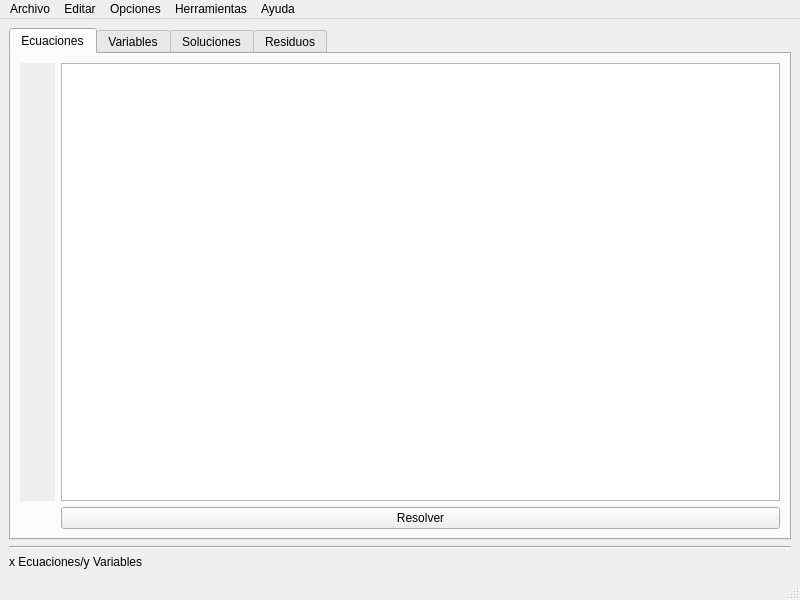
jon85p/pyENL, file GUI/MainWindow.ui: the form before one commit.
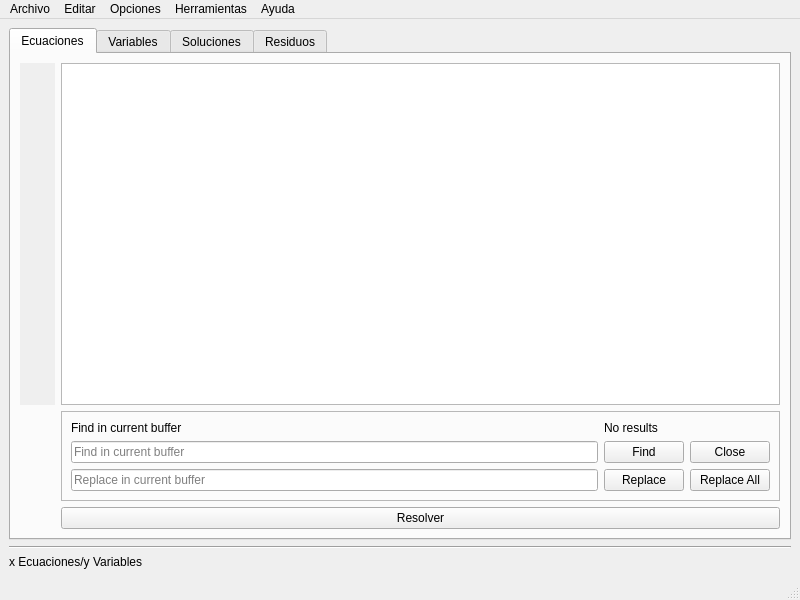
The form after the commit. Icons and pictures are not drawn.

Commit message: only button find available

```diff
--- a/GUI/MainWindow.ui
+++ b/GUI/MainWindow.ui
@@ -58,6 +58,9 @@
           <property name="frameShape">
            <enum>QFrame::NoFrame</enum>
           </property>
+          <property name="frameShadow">
+           <enum>QFrame::Plain</enum>
+          </property>
           <property name="verticalScrollBarPolicy">
            <enum>Qt::ScrollBarAlwaysOff</enum>
           </property>
@@ -76,13 +79,93 @@
           </property>
          </widget>
         </item>
-        <item row="1" column="1">
+        <item row="2" column="1">
          <widget class="QPushButton" name="solve_button">
           <property name="text">
            <string>Resolver</string>
           </property>
          </widget>
         </item>
+        <item row="1" column="1">
+         <widget class="QFrame" name="frame">
+          <property name="enabled">
+           <bool>true</bool>
+          </property>
+          <property name="minimumSize">
+           <size>
+            <width>0</width>
+            <height>70</height>
+           </size>
+          </property>
+          <property name="focusPolicy">
+           <enum>Qt::NoFocus</enum>
+          </property>
+          <property name="frameShape">
+           <enum>QFrame::StyledPanel</enum>
+          </property>
+          <property name="frameShadow">
+           <enum>QFrame::Plain</enum>
+          </property>
+          <layout class="QGridLayout" name="gridLayout_5">
+           <item row="2" column="0">
+            <widget class="QLineEdit" name="textReplace">
+             <property name="placeholderText">
+              <string>Replace in current buffer</string>
+             </property>
+            </widget>
+           </item>
+           <item row="2" column="2">
+            <widget class="QPushButton" name="pushButton_replaceAll">
+             <property name="text">
+              <string>Replace All</string>
+             </property>
+            </widget>
+           </item>
+           <item row="2" column="1">
+            <widget class="QPushButton" name="pushButton_replace">
+             <property name="text">
+              <string>Replace</string>
+             </property>
+            </widget>
+           </item>
+           <item row="1" column="1">
+            <widget class="QPushButton" name="pushButton_find">
+             <property name="text">
+              <string>Find</string>
+             </property>
+            </widget>
+           </item>
+           <item row="1" column="2">
+            <widget class="QPushButton" name="pushButton_close">
+             <property name="text">
+              <string>Close</string>
+             </property>
+            </widget>
+           </item>
+           <item row="0" column="0">
+            <widget class="QLabel" name="label_find">
+             <property name="text">
+              <string>Find in current buffer</string>
+             </property>
+            </widget>
+           </item>
+           <item row="1" column="0">
+            <widget class="QLineEdit" name="textFind">
+             <property name="placeholderText">
+              <string>Find in current buffer</string>
+             </property>
+            </widget>
+           </item>
+           <item row="0" column="1">
+            <widget class="QLabel" name="label_result">
+             <property name="text">
+              <string>No results</string>
+             </property>
+            </widget>
+           </item>
+          </layout>
+         </widget>
+        </item>
        </layout>
       </widget>
       <widget class="QWidget" name="varTab">
@@ -220,6 +303,7 @@
     <addaction name="actionCopiar"/>
     <addaction name="actionPegar"/>
     <addaction name="actionPegar_2"/>
+    <addaction name="actionBuscar_Reemplazar"/>
    </widget>
    <widget class="QMenu" name="menuOpciones">
     <property name="title">
@@ -407,6 +491,11 @@
     <string>Archivo EES</string>
    </property>
   </action>
+  <action name="actionBuscar_Reemplazar">
+   <property name="text">
+    <string>Buscar/Reemplazar</string>
+   </property>
+  </action>
  </widget>
  <resources>
   <include location="MainResources.qrc.py"/>
```
The commit also changes 2 other files.
